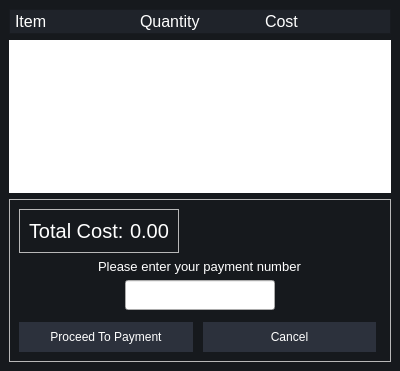
First picture: the form in Smart Trolley/UI/Images/checkout.ui, repository Smart-Trolley-LMJ/Frontend, before the edit.
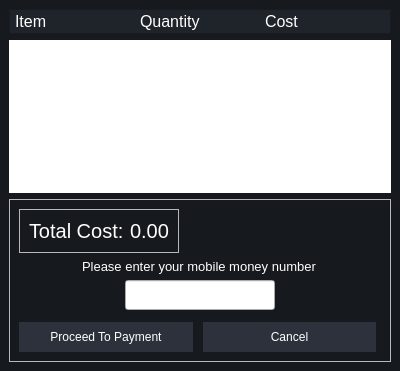
Second picture: the form after the edit.

```diff
--- a/Smart Trolley/UI/Images/checkout.ui
+++ b/Smart Trolley/UI/Images/checkout.ui
@@ -237,7 +237,7 @@
             </font>
            </property>
            <property name="text">
-            <string>Please enter your payment number</string>
+            <string>Please enter your mobile money number</string>
            </property>
           </widget>
          </item>
```
